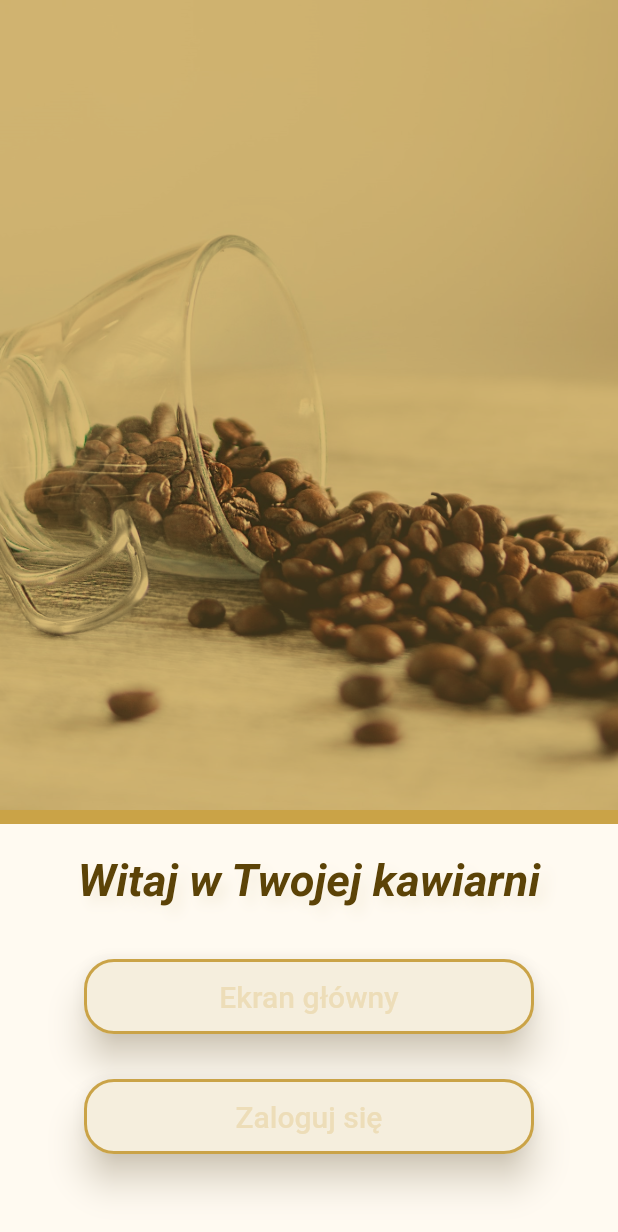
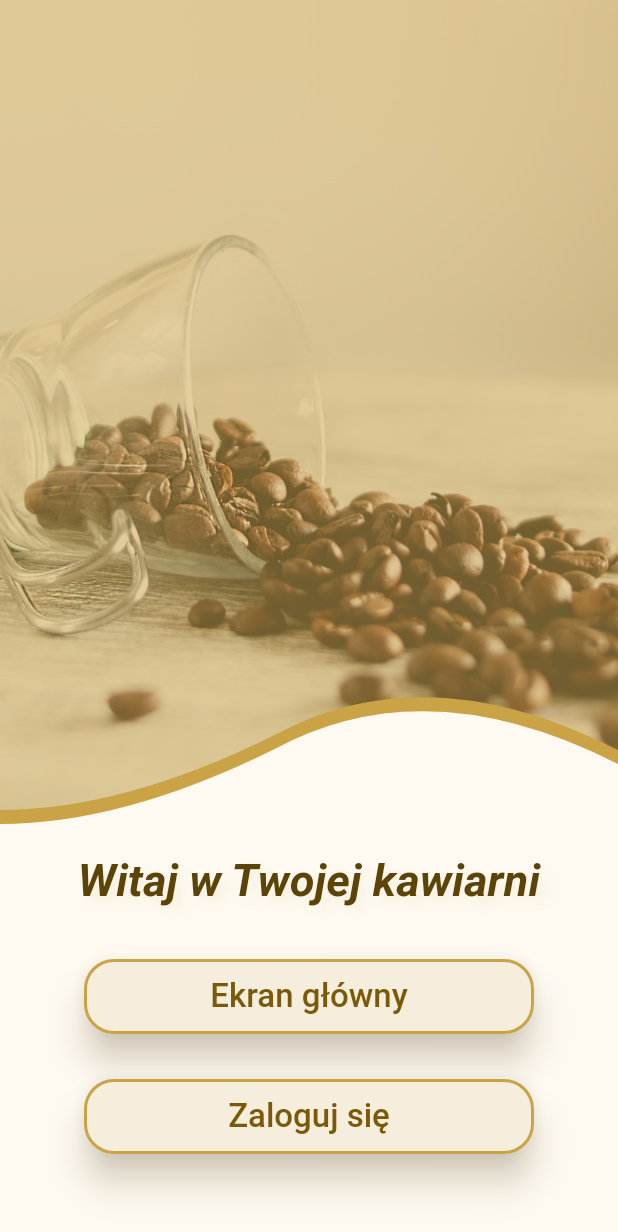
Before and after one commit to FerencMarcin/Cafe-mobile-app, a Flutter app: the screen it shows after launch, on a phone screen of 412 x 824 dp. Shown: the top 1232 px of the screen. Run offline on Flutter 3.47's test engine with Material 2 defaults, Android fonts, the phone set to English and light mode, and no system bars; our stand-ins replace dio, flutter_secure_storage, get, jwt_decoder, shared_preferences; statements that could not run were skipped.

Commit message:
Refacotr, button style fix #8

```diff
--- a/lib/view/welcome_view.dart
+++ b/lib/view/welcome_view.dart
@@ -13,16 +13,6 @@ class WelcomeView extends StatefulWidget {
 class _WelcomeViewState extends State<WelcomeView> {
   @override
   Widget build(BuildContext context) {
-    final ButtonStyle style = OutlinedButton.styleFrom(
-      textStyle: const TextStyle(fontSize: 20.0),
-      shape: RoundedRectangleBorder(borderRadius: BorderRadius.circular(20.0)),
-      minimumSize: const Size(300.0, 50.0),
-      side: const BorderSide(width: 2.0, color: AppColors.aztecGold),
-      backgroundColor: AppColors.darkGoldenrodMap[50],
-      elevation: 10.0,
-      shadowColor: AppColors.darkGoldenrodMap[100]
-    );
-
     return Scaffold(
       body: Container(
         color: AppColors.floralWhite,
@@ -33,31 +23,21 @@ class _WelcomeViewState extends State<WelcomeView> {
               child: Stack(
                 children: [
                   ClipPath(
-                    clipper:imageBorderClip(), //set our custom wave clipper
+                    clipper:ImageBorderClip(), //set our custom wave clipper
                     child:Container(
                       color: AppColors.aztecGold,
                       height:560.0,
                     ),
                   ),
-                  // Opacity(
-                  //   opacity: 0.8,
-                  //   child: ClipPath(
-                  //     clipper:imageBorderClip(), //set our custom wave clipper
-                  //     child:Container(
-                  //       color: AppColors.aztecGold,
-                  //       height:560,
-                  //     ),
-                  //   ),
-                  // ),
                   ClipPath(
-                    clipper: imageBorderClip(),
+                    clipper: ImageBorderClip(),
                     child: Container(
                       height: 540.0,
                       decoration: BoxDecoration(
                         shape: BoxShape.rectangle,
                         image: DecorationImage(
                             image: const AssetImage("images/initPageImage.jpg"),
-                            colorFilter: ColorFilter.mode(AppColors.burlyWood.withOpacity(0.8), BlendMode.modulate),
+                            colorFilter: ColorFilter.mode(AppColors.floralWhite.withOpacity(0.5), BlendMode.modulate),
                             fit: BoxFit.cover
                         ),
                       ),
@@ -71,11 +51,35 @@ class _WelcomeViewState extends State<WelcomeView> {
                 children: [
                   Text(
                     "Witaj w Twojej kawiarni",
-                    style: TextStyle(
+                    style: titleTextStyle,
+                  ),
+                  Padding(
+                    padding: const EdgeInsets.symmetric(vertical: 30.0),
+                    child: homePageMenuButton(outlineButtonStyle, '/login', 'Ekran główny'),
+                  ),
+                  homePageMenuButton(outlineButtonStyle, '/login', 'Zaloguj się'),
+                ],
+              )
+            )
+          ],
+        ),
+      ),
+    );
+  }
+
+  final ButtonStyle outlineButtonStyle = OutlinedButton.styleFrom(
+      shape: RoundedRectangleBorder(borderRadius: BorderRadius.circular(20.0)),
+      minimumSize: const Size(300.0, 50.0),
+      side: const BorderSide(width: 2.0, color: AppColors.aztecGold),
+      backgroundColor: AppColors.darkGoldenrodMap[50],
+      elevation: 10.0,
+      shadowColor: AppColors.darkGoldenrodMap[100]
+  );
+
+  final TextStyle titleTextStyle = TextStyle(
     shadows: [
       Shadow(
         blurRadius: 10.0,
-                          // color of the shadow
         color: AppColors.darkGoldenrodMap[50]!,
         offset: const Offset(5.0, 5.0),
       ),
@@ -85,34 +89,18 @@ class _WelcomeViewState extends State<WelcomeView> {
     fontWeight: FontWeight.w600,
     fontStyle: FontStyle.italic,
     color: AppColors.darkGoldenrodMap[900]
-                    ),
-                  ),
-                  const SizedBox(height: 30.0),
-                  OutlinedButton(
+  );
+
+  OutlinedButton homePageMenuButton(ButtonStyle style, String path, String label) {
+    return OutlinedButton(
       style: style,
-                    onPressed: () {
-                      Navigator.pushNamed(context, '/login');
-                    },
-                    child: const Padding(
-                      padding: EdgeInsets.all(10.0),
-                      child: Text('Ekran główny', style: TextStyle(fontWeight: FontWeight.w500)),
-                    ),
-                  ),
-                  const SizedBox(height: 30.0),
-                  OutlinedButton(
-                    style: style,
-                    onPressed: () {
-                      Navigator.pushNamed(context, '/login');
-                    },
-                    child: const Padding(
-                      padding: EdgeInsets.all(10.0),
-                      child: Text('Zaloguj się', style: TextStyle(fontWeight: FontWeight.w500)),
-                    ),
-                  ),
-                ],
-              )
-            )
-          ],
+      onPressed: () {Navigator.pushNamed(context, path);},
+      child: Padding(padding: EdgeInsets.all(10.0),
+        child: Text(label,
+          style: TextStyle(
+              fontSize: 22.0,
+              fontWeight: FontWeight.w500,
+              color: AppColors.darkGoldenrodMap[800])
         ),
       ),
     );
```
Lines whose indentation alone changed are shown as unchanged.
